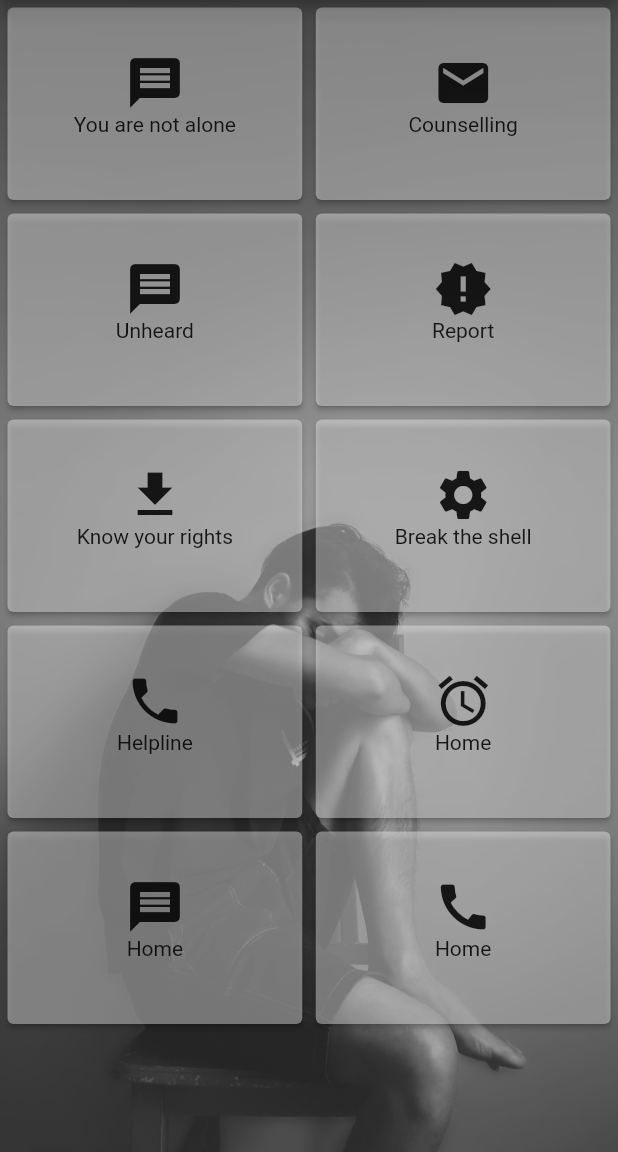
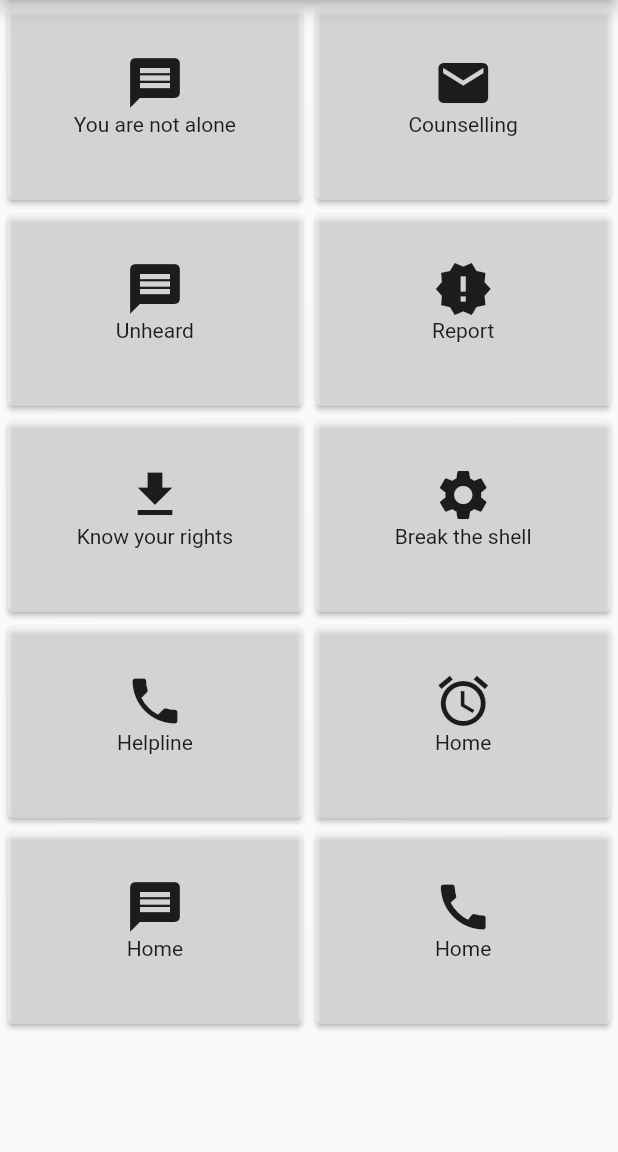
Before and after one commit to Arnab200/MenToo-App, a Flutter app: the screen it shows after launch, on a phone screen of 412 x 824 dp, the part 84-1236 px from its top. Run offline on Flutter 3.47's test engine with Material 2 defaults, Android fonts, the phone set to English and light mode, and no system bars.

```diff
--- a/lib/main.dart
+++ b/lib/main.dart
@@ -25,15 +25,6 @@ class MyApp extends StatelessWidget {
             backgroundColor: Colors.black.withOpacity(0.85) ),
         body: new Stack(
           children: <Widget>[
-            new Container(
-              decoration: new BoxDecoration(
-                  image: new DecorationImage(
-                      colorFilter: new ColorFilter.mode(
-                          Colors.black.withOpacity(0.85), BlendMode.dstATop),
-                      image: new AssetImage(
-                          "assets/images/MenToo_app_picture.jpg"),
-                      fit: BoxFit.cover)),
-            ),
             TheGridView().build(),
           ],
         ),
```
Also changed, not shown: lib/appdashboard.dart (deleted, +0 -83 lines).
